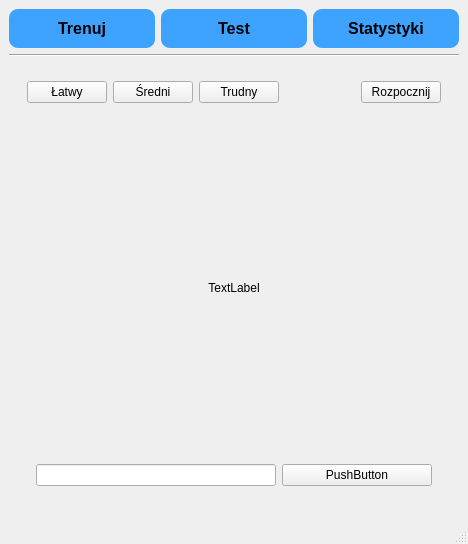
Old version of the form flashcards.ui in the repository xDepcio/projekt-studia-flashcards.
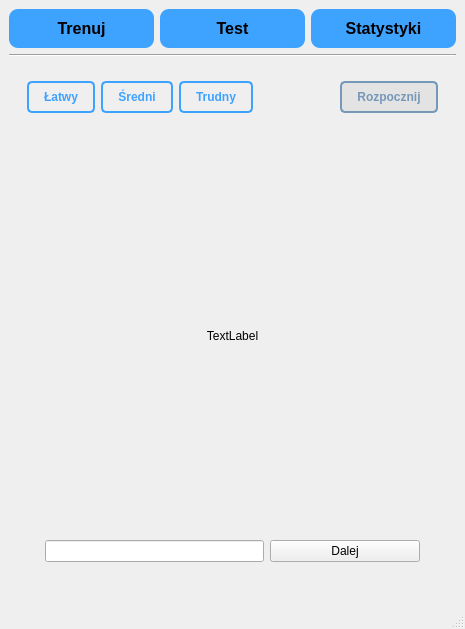
New version of the form. The open tabs and pages were chosen to show the change.

```diff
--- a/flashcards.ui
+++ b/flashcards.ui
@@ -6,8 +6,8 @@
    <rect>
     <x>0</x>
     <y>0</y>
-    <width>468</width>
-    <height>544</height>
+    <width>465</width>
+    <height>629</height>
    </rect>
   </property>
   <property name="windowTitle">
@@ -287,21 +287,51 @@
             </property>
             <layout class="QHBoxLayout" name="horizontalLayout_6">
              <item>
-              <widget class="QPushButton" name="pushButton_4">
+              <widget class="QPushButton" name="testEasyBtn">
+               <property name="styleSheet">
+                <string notr="true">color: rgb(62, 162, 255);
+border-radius: 5px;
+background-color: 'white';
+border: 2px solid rgb(62, 162, 255);
+padding: 7px;
+padding-left: 15px;
+padding-right: 15px;
+font-weight: 500;</string>
+               </property>
                <property name="text">
                 <string>Łatwy</string>
                </property>
               </widget>
              </item>
              <item>
-              <widget class="QPushButton" name="pushButton_5">
+              <widget class="QPushButton" name="testMediumBtn">
+               <property name="styleSheet">
+                <string notr="true">color: rgb(62, 162, 255);
+border-radius: 5px;
+background-color: 'white';
+border: 2px solid rgb(62, 162, 255);
+padding: 7px;
+padding-left: 15px;
+padding-right: 15px;
+font-weight: 500;</string>
+               </property>
                <property name="text">
                 <string>Średni</string>
                </property>
               </widget>
              </item>
              <item>
-              <widget class="QPushButton" name="pushButton_6">
+              <widget class="QPushButton" name="testHardBtn">
+               <property name="styleSheet">
+                <string notr="true">color: rgb(62, 162, 255);
+border-radius: 5px;
+background-color: 'white';
+border: 2px solid rgb(62, 162, 255);
+padding: 7px;
+padding-left: 15px;
+padding-right: 15px;
+font-weight: 500;</string>
+               </property>
                <property name="text">
                 <string>Trudny</string>
                </property>
@@ -321,7 +351,35 @@
               </spacer>
              </item>
              <item>
-              <widget class="QPushButton" name="pushButton_7">
+              <widget class="QPushButton" name="testStartBtn">
+               <property name="enabled">
+                <bool>false</bool>
+               </property>
+               <property name="styleSheet">
+                <string notr="true">QPushButton:enabled {
+color: rgb(62, 162, 255);
+border-radius: 5px;
+background-color: 'white';
+border: 2px solid rgb(62, 162, 255);
+padding: 7px;
+padding-left: 15px;
+padding-right: 15px;
+font-weight: 500;
+}
+QPushButton:disabled {
+color: rgb(62, 162, 255);
+border-radius: 5px;
+background-color: 'white';
+border: 2px solid rgb(62, 162, 255);
+padding: 7px;
+padding-left: 15px;
+padding-right: 15px;
+font-weight: 500;
+border: 2px solid rgb(118, 152, 184);
+color: rgb(118, 152, 184);
+background-color: rgb(227, 227, 227);
+}</string>
+               </property>
                <property name="text">
                 <string>Rozpocznij</string>
                </property>
@@ -331,7 +389,14 @@
            </widget>
           </item>
           <item>
-           <widget class="QWidget" name="widget_3" native="true">
+           <widget class="QStackedWidget" name="testStack">
+            <property name="currentIndex">
+             <number>1</number>
+            </property>
+            <widget class="QWidget" name="page_6">
+             <layout class="QVBoxLayout" name="verticalLayout_8">
+              <item>
+               <widget class="QWidget" name="testsMainDisplay" native="true">
             <layout class="QVBoxLayout" name="verticalLayout_7">
              <item>
               <widget class="QLabel" name="label_2">
@@ -364,7 +429,7 @@
                    </size>
                   </property>
                   <property name="text">
-                   <string>PushButton</string>
+                       <string>Dalej</string>
                   </property>
                  </widget>
                 </item>
@@ -372,6 +437,11 @@
               </widget>
              </item>
             </layout>
+               </widget>
+              </item>
+             </layout>
+            </widget>
+            <widget class="QWidget" name="page_7"/>
            </widget>
           </item>
          </layout>
```
Left out of the diff: 12 changed lines with no effect on the pictures. Lines whose indentation alone changed are shown as unchanged.
